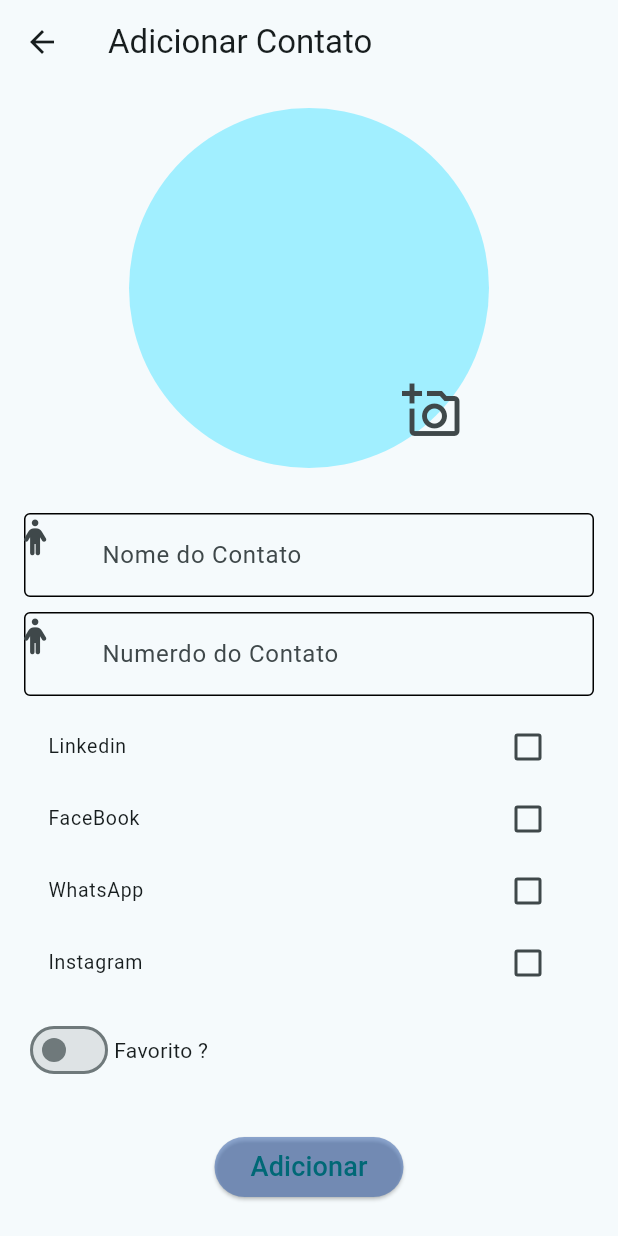
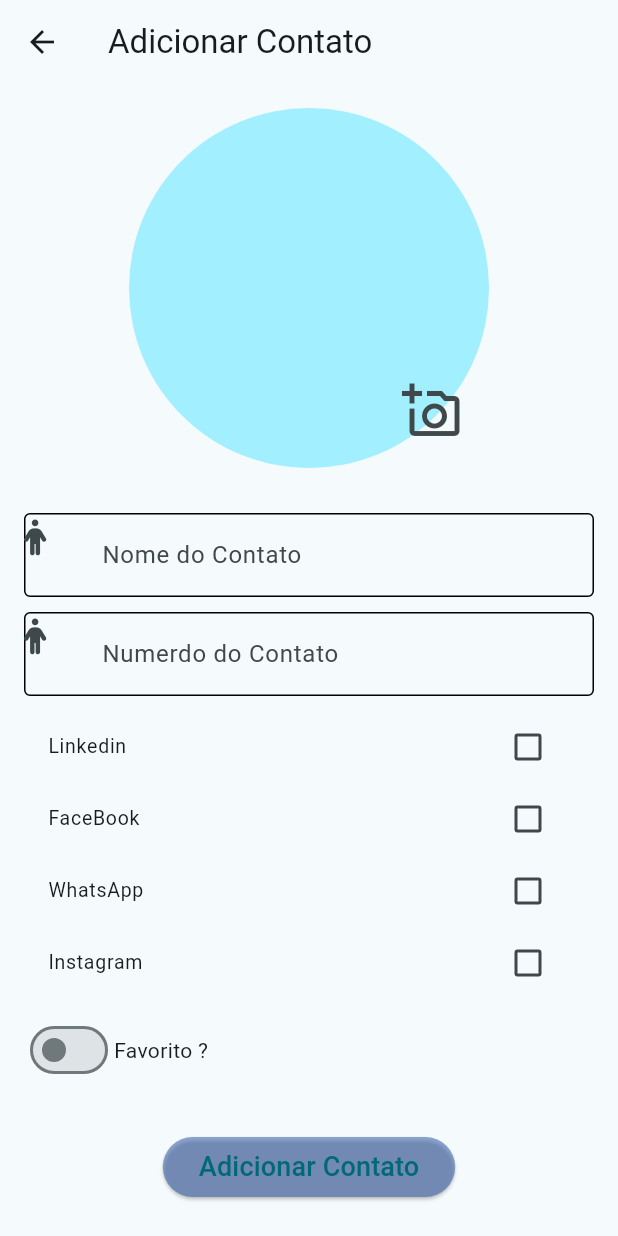
Before and after one commit to R0nald0/contatos, a Flutter app: the screen it shows after launch, after a tap on an icon or button, on a phone screen of 412 x 824 dp. Run offline on Flutter 3.47's test engine with Material 2 defaults, Android fonts, the phone set to English and light mode, and no system bars; our stand-ins replace dio, flutter_dotenv, font_awesome_flutter, image_picker, mask_text_input_formatter; network calls fail.

Commit message:
adicionado metodo para atualizar contato

```diff
--- a/lib/domain/domain/abstract_contact_use_case.dart
+++ b/lib/domain/domain/abstract_contact_use_case.dart
@@ -4,7 +4,7 @@
 abstract class AbstractContactUseCase{
       Future<String> save(Contact contact);
      Future<List<Contact>> findAll();
-     Future<Contact> update(String id ,Contact contact);
+     Future<void> update(String id ,Contact contact);
       delete(String? id);
      String findByid(String id);
  }
--- a/lib/domain/domain/repository/abstract_repository.dart
+++ b/lib/domain/domain/repository/abstract_repository.dart
@@ -5,7 +5,7 @@ import 'package:contatos/domain/model/contact.dart';
 abstract  class AbstratcContactRepository{
      Future<String> save(Contact contact);
      Future<Contacts> findAll();
-     Contact update(String id ,Contact contact);
+     Future<void> update(String id ,Contact contact);
       delete(String id);
      String findByid(String id);
 }
--- a/lib/pages/add_contact_page/add_contact.dart
+++ b/lib/pages/add_contact_page/add_contact.dart
@@ -1,5 +1,4 @@
 import 'dart:io';
-
 import 'package:contatos/data/repository/contact_repository.dart';
 import 'package:contatos/domain/domain/abstract_contact_use_case.dart';
 import 'package:contatos/domain/domain/repository/abstract_repository.dart';
@@ -11,17 +10,18 @@ import 'package:contatos/pages/widgets/my_text_field.dart';
 import 'package:flutter/material.dart';
 import 'package:font_awesome_flutter/font_awesome_flutter.dart';
 import 'package:image_picker/image_picker.dart';
-import 'package:path_provider/path_provider.dart' as path_provider;
 import 'package:mask_text_input_formatter/mask_text_input_formatter.dart';
 
 class AddContact extends StatefulWidget {
-  const AddContact({super.key});
+  Contact? contact;
+   AddContact({super.key,this.contact});
 
   @override
   State<AddContact> createState() => _AddContactState();
 }
 
 class _AddContactState extends State<AddContact> {
+
   final  validateContactUseCase = ValidateContactUseCase();
   late AbstratcContactRepository _contactRepository ;
   late AbstractContactUseCase  _contactUseCase  ;
@@ -29,6 +29,8 @@ class _AddContactState extends State<AddContact> {
       "https://img.freepik.com/fotos-gratis/estilo-de-vida-beleza-e-moda-conceito-de-emocoes-de-pessoas-jovem-gerente-de-escritorio-feminino-asiatico-ceo-com-expressao-satisfeita-em-pe-sobre-um-fundo-branco-sorrindo-com-os-bracos-cruzados-sobre-o-peito_1258-59329.jpg";
   final name = TextEditingController();
   final phoneNumber = TextEditingController();
+  String  titlePage= "Adicionar Contato";
+
   var isFavorite = false;
   var selecionados = <String>{};
   final socials = [
@@ -40,12 +42,13 @@ class _AddContactState extends State<AddContact> {
    XFile? image  ;
 
    var maskPhone  =MaskTextInputFormatter(
-      mask: '(##) ####-####',
+      mask: '(##) 9####-####',
      filter: { "#": RegExp(r'[0-9]') },
       type: MaskAutoCompletionType.lazy
    );
 
   void initInstance(){
+
     _contactRepository = ContactRepository();
     _contactUseCase = ContactuseCase(_contactRepository);
   }
@@ -58,20 +61,34 @@ class _AddContactState extends State<AddContact> {
       final ImagePicker picker = ImagePicker();
       image  = await picker.pickImage(source: ImageSource.camera);
       //String path = (await path_provider.getApplicationDocumentsDirectory()).path;
+  }
 
+  void configureFieldToEdit(){
+       if(widget.contact != null ){
+           titlePage = " Editar Contato";
+           name.text=widget.contact!.name!;
+           phoneNumber.text=widget.contact!.phoneNumber!;
+           setState(() {
+             isFavorite =widget.contact!.favorite!;
+            });
+       }
   }
 
    @override
   void initState() {
     // TODO: implement initState
+
     super.initState();
+    configureFieldToEdit();
     initInstance();
   }
   @override
   Widget build(BuildContext context) {
     return SafeArea(
         child: Scaffold(
-      appBar: AppBar(title: const Text("Adicionar Contato")),
+      appBar: AppBar(
+         title:  Text(titlePage)
+        ),
       body: SingleChildScrollView(
         child: Container(
           padding: const EdgeInsets.all(16),
@@ -161,7 +178,8 @@ class _AddContactState extends State<AddContact> {
                         var isValidate =validateContactUseCase.validateFieldContact(name.text, phoneNumber.text);
                         if (isValidate) {
 
-                           var contact =Contact(
+                             if(widget.contact == null ) {
+                                var contact =Contact(
                                createdAt: null,
                                favorite: isFavorite,
                                imagePerfil:null,
@@ -171,9 +189,15 @@ class _AddContactState extends State<AddContact> {
                                socials: [],
                                updatedAt: null
                                ) ;
+                                 _contactUseCase.save(contact);
+                             }else{
+                                 widget.contact!.name = name.text;
+                                 widget.contact!.phoneNumber = phoneNumber.text;
+                                 widget.contact!.favorite = isFavorite;
+                                _contactUseCase.update(widget.contact!.objectId!,widget.contact! );
+                             }
 
-                             var retorno  = _contactUseCase.save(contact);
-                               print(retorno);
+
                             Navigator.pushAndRemoveUntil(
                             context,
                             MaterialPageRoute(builder: (_)=>const HomePage()),
@@ -184,9 +208,8 @@ class _AddContactState extends State<AddContact> {
                            );
                         }
                   },
-                  child: const Text(
-                    "Adicionar",
-                    style: TextStyle(fontSize: 18),
+                  child:  Text(titlePage,
+                    style: const TextStyle(fontSize: 18),
                   ))
             ],
           ),
--- a/lib/pages/home_page/home_ page.dart
+++ b/lib/pages/home_page/home_ page.dart
@@ -99,7 +99,7 @@ class _HomePageState extends State<HomePage> {
         floatingActionButton: FloatingActionButton(
           onPressed: () { Navigator.push(
             context,
-            MaterialPageRoute(builder: (_)=>const AddContact())
+            MaterialPageRoute(builder: (_)=> AddContact())
             ); },
           child:const FaIcon(FontAwesomeIcons.add),
           ),
```
Also changed, not shown: lib/data/repository/contact_repository.dart (+8 -6 lines), lib/domain/domain/use_case/contato_use_case.dart (+11 -4 lines), lib/pages/contato_descricao_page/contato_descricao.page.dart (+74 -63 lines), 1 other file.
